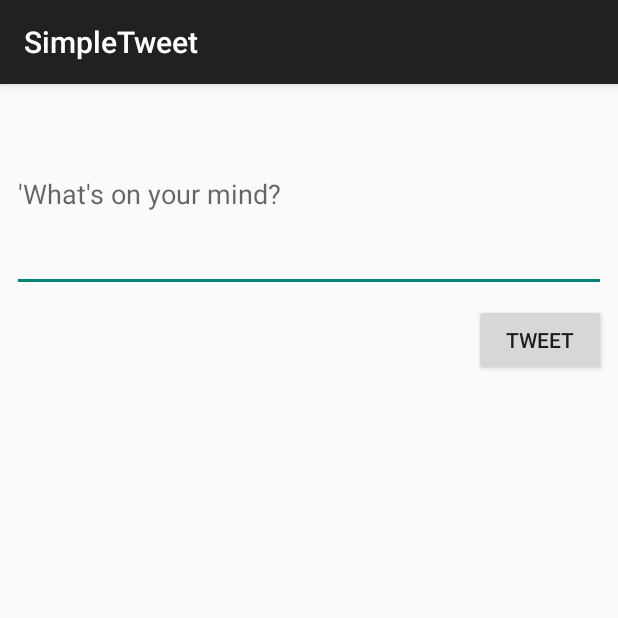
After one commit to Ariel-M/TwitterClone, an Android app: the ComposeActivity screen opened directly, with no data from a screen before it, on a phone screen of 412 x 824 dp, the top half of it. The commit adds this screen. Run offline under Robolectric (Android 15) with nearby library versions, the phone set to English and light mode, and no system bars; our stand-ins replace Room's generated code; libraries missing offline, so code that uses them is left out: com.facebook.stetho, com.loopj.android, cz.msebera.android, org.parceler; 1 statement that could not run was skipped.

Commit message:
"Added compose tweet feature"

```diff
--- a/app/build.gradle
+++ b/app/build.gradle
@@ -46,5 +46,7 @@ dependencies {
     implementation 'com.facebook.stetho:stetho:1.5.0'
     implementation 'com.android.support:recyclerview-v7:28.0.0'
     implementation 'com.android.support:support-v4:27.1.1'
+    implementation 'org.parceler:parceler-api:1.1.12'
+    annotationProcessor 'org.parceler:parceler:1.1.12'
 
 }
--- a/app/src/main/AndroidManifest.xml
+++ b/app/src/main/AndroidManifest.xml
@@ -13,7 +13,8 @@
         android:icon="@drawable/ic_launcher"
         android:label="@string/app_name"
         android:theme="@style/AppTheme">
-        <activity android:name=".TimelineActivity"></activity>
+        <activity android:name=".ComposeActivity"></activity>
+        <activity android:name=".TimelineActivity" />
         <activity
             android:name=".LoginActivity"
             android:label="@string/app_name"
--- /dev/null
+++ b/app/src/main/java/com/codepath/apps/restclienttemplate/ComposeActivity.java
@@ -0,0 +1,72 @@
+package com.codepath.apps.restclienttemplate;
+
+import android.content.Intent;
+import android.os.Parcel;
+import android.support.v7.app.AppCompatActivity;
+import android.os.Bundle;
+import android.util.Log;
+import android.view.View;
+import android.widget.Button;
+import android.widget.EditText;
+import android.widget.Toast;
+
+import com.codepath.apps.restclienttemplate.models.Tweet;
+import com.loopj.android.http.JsonHttpResponseHandler;
+
+import org.json.JSONException;
+import org.json.JSONObject;
+import org.parceler.Parcels;
+
+import cz.msebera.android.httpclient.Header;
+
+public class ComposeActivity extends AppCompatActivity {
+    public static final int MAX_TWEET_LENGTH = 140;
+    private Button btnTweet;
+    private EditText etCompose;
+    private TwitterClient client;
+
+    @Override
+    protected void onCreate(Bundle savedInstanceState) {
+        super.onCreate(savedInstanceState);
+        setContentView(R.layout.activity_compose);
+
+        etCompose = findViewById(R.id.etCompose);
+        btnTweet = findViewById(R.id.btnTweet);
+        client = TwitterApp.getRestClient(this);
+
+        btnTweet.setOnClickListener(new View.OnClickListener() {
+            @Override
+            public void onClick(View view) {
+                String tweetContent = etCompose.getText().toString();
+
+                if(tweetContent.isEmpty()){
+                    Toast.makeText(ComposeActivity.this, "Your tweet is empty!", Toast.LENGTH_LONG).show();
+                }
+                if(tweetContent.length() > MAX_TWEET_LENGTH){
+                    Toast.makeText(ComposeActivity.this, "Your tweet is too long!", Toast.LENGTH_LONG).show();
+                }
+                Toast.makeText(ComposeActivity.this, tweetContent, Toast.LENGTH_LONG).show();
+                client.composeTweet(tweetContent, new JsonHttpResponseHandler(){
+                    @Override
+                    public void onSuccess(int statusCode, Header[] headers, JSONObject response) {
+                        Log.d("TwitterClient", "Successfully posted tweet!" + response.toString());
+
+                        try {
+                            Tweet tweet = Tweet.fromJson(response);
+                            Intent data = new Intent();
+                            data.putExtra("tweet", Parcels.wrap(tweet));
+                            setResult(RESULT_OK, data);
+                        } catch (JSONException e) {
+                            e.printStackTrace();
+                        }
+                    }
+
+                    @Override
+                    public void onFailure(int statusCode, Header[] headers, String responseString, Throwable throwable) {
+                        Log.e("TwitterClient", "Failed to post tweet" + responseString);
+                    }
+                });
+            }
+        });
+    }
+}
--- a/app/src/main/java/com/codepath/apps/restclienttemplate/models/Tweet.java
+++ b/app/src/main/java/com/codepath/apps/restclienttemplate/models/Tweet.java
@@ -2,12 +2,17 @@ package com.codepath.apps.restclienttemplate.models;
 
 import org.json.JSONException;
 import org.json.JSONObject;
+import org.parceler.Parcel;
 
+@Parcel
 public class Tweet {
     public String body;
     public long uid;
     public String createdAt;
     public User user;
+
+    public Tweet(){
+    }
 
     public static Tweet fromJson(JSONObject jsonObject) throws JSONException {
         Tweet tweet = new Tweet();
--- a/app/src/main/java/com/codepath/apps/restclienttemplate/models/User.java
+++ b/app/src/main/java/com/codepath/apps/restclienttemplate/models/User.java
@@ -2,12 +2,18 @@ package com.codepath.apps.restclienttemplate.models;
 
 import org.json.JSONException;
 import org.json.JSONObject;
+import org.parceler.Parcel;
 
+@Parcel
 public class User {
     public String name;
     public long uid;
     public String screenName;
     public String profileImageUrl;
+
+    public User(){
+
+    }
 
     public static User fromJson(JSONObject jsonObject) throws JSONException {
         User user = new User();
--- /dev/null
+++ b/app/src/main/res/layout/activity_compose.xml
@@ -0,0 +1,33 @@
+<?xml version="1.0" encoding="utf-8"?>
+<android.support.constraint.ConstraintLayout xmlns:android="http://schemas.android.com/apk/res/android"
+    xmlns:app="http://schemas.android.com/apk/res-auto"
+    xmlns:tools="http://schemas.android.com/tools"
+    android:layout_width="match_parent"
+    android:layout_height="match_parent"
+    tools:context=".ComposeActivity">
+
+    <EditText
+        android:id="@+id/etCompose"
+        android:layout_width="0dp"
+        android:layout_height="wrap_content"
+        android:layout_marginStart="8dp"
+        android:layout_marginTop="8dp"
+        android:layout_marginEnd="8dp"
+        android:ems="10"
+        android:hint="@string/compose_hint"
+        android:inputType="textMultiLine"
+        android:minLines="5"
+        app:layout_constraintEnd_toEndOf="parent"
+        app:layout_constraintStart_toStartOf="parent"
+        app:layout_constraintTop_toTopOf="parent" />
+
+    <Button
+        android:id="@+id/btnTweet"
+        android:layout_width="wrap_content"
+        android:layout_height="wrap_content"
+        android:layout_marginTop="8dp"
+        android:layout_marginEnd="8dp"
+        android:text="Tweet"
+        app:layout_constraintEnd_toEndOf="parent"
+        app:layout_constraintTop_toBottomOf="@+id/etCompose" />
+</android.support.constraint.ConstraintLayout>
--- a/app/src/main/res/values/strings.xml
+++ b/app/src/main/res/values/strings.xml
@@ -5,5 +5,6 @@
     <string name="login_label">Log in</string>
     <string name="intent_scheme">oauth</string>
     <string name="intent_host">cprest</string>
+    <string name="compose_hint">\'What\'s on your mind?</string>
 
 </resources>
--- a/build.gradle
+++ b/build.gradle
@@ -5,7 +5,7 @@ buildscript {
         jcenter()
     }
     dependencies {
-        classpath 'com.android.tools.build:gradle:3.3.0'
+        classpath 'com.android.tools.build:gradle:3.3.1'
     }
 }
 
```
Also changed, not shown: app/src/main/java/com/codepath/apps/restclienttemplate/TimelineActivity.java (+32 -0 lines), app/src/main/java/com/codepath/apps/restclienttemplate/TwitterClient.java (+7 -0 lines), app/src/main/res/menu/menu_main.xml (added, +10 -0 lines).
